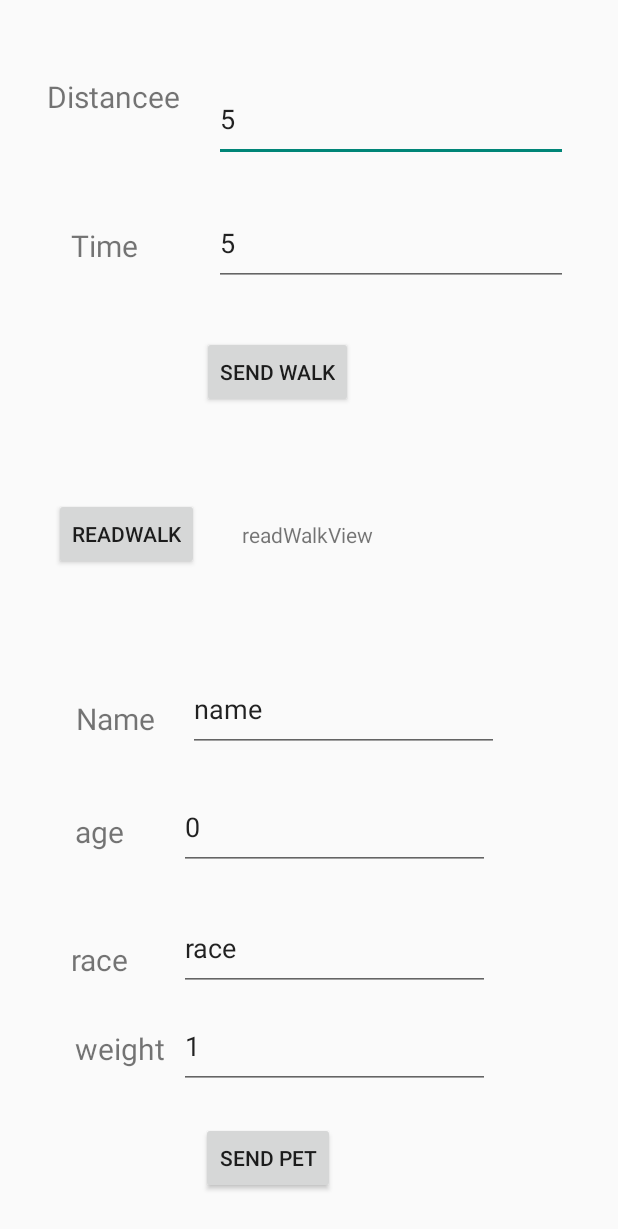
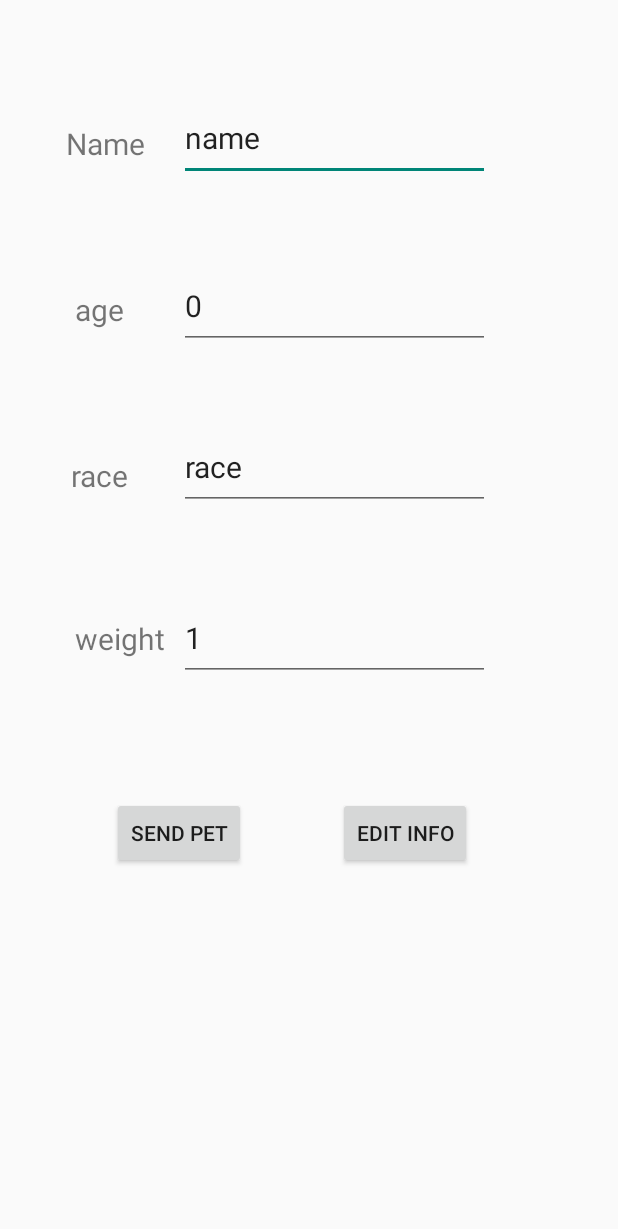
Before and after one commit to BartoszBzdega/SmartCollarProject, an Android app: the layout fragment_information_preview.xml on its own in the app's theme, with its tools: preview values and no code run, on a phone screen of 412 x 824 dp. Shown: the top 1229 px of the screen. Run offline under Robolectric (Android 15) with nearby library versions, the phone set to English and light mode, and no system bars.

Commit message:
reads pet data (except one field), shows it on information preview, send button disabled until edit button is clicked

```diff
--- a/app/src/main/java/com/adafruit/bluefruit/le/connect/app/InformationChart.java
+++ b/app/src/main/java/com/adafruit/bluefruit/le/connect/app/InformationChart.java
@@ -227,7 +227,7 @@ public class InformationChart extends ConnectedPeripheralFragment implements Uar
             chartTime.getData().notifyDataChanged();
             chartTime.notifyDataSetChanged();
         }else {
-            set1 = new BarDataSet(values, "The year 2017");
+            set1 = new BarDataSet(values, "");
             set1.setDrawIcons(false);
             Context context = getContext();
             int startColor1 = ContextCompat.getColor(context, android.R.color.holo_orange_light);
--- a/app/src/main/res/layout/fragment_information_preview.xml
+++ b/app/src/main/res/layout/fragment_information_preview.xml
@@ -5,18 +5,48 @@
     android:layout_width="match_parent"
     android:layout_height="match_parent">
 
-    <TextView
-        android:id="@+id/textView7"
-        android:layout_width="wrap_content"
-        android:layout_height="wrap_content"
-        android:text="Distancee"
+    <EditText
+        android:id="@+id/editTextName"
+        android:layout_width="207dp"
+        android:layout_height="57dp"
+        android:ems="10"
+        android:inputType="text"
+        android:text="name"
         android:textSize="20sp"
         app:layout_constraintBottom_toBottomOf="parent"
         app:layout_constraintEnd_toEndOf="parent"
-        app:layout_constraintHorizontal_bias="0.096"
+        app:layout_constraintHorizontal_bias="0.583"
         app:layout_constraintStart_toStartOf="parent"
         app:layout_constraintTop_toTopOf="parent"
-        app:layout_constraintVertical_bias="0.064" />
+        app:layout_constraintVertical_bias="0.083" />
+
+    <TextView
+        android:id="@+id/textView2"
+        android:layout_width="wrap_content"
+        android:layout_height="wrap_content"
+        android:text="Name"
+        android:textSize="20sp"
+        app:layout_constraintBottom_toBottomOf="parent"
+        app:layout_constraintEnd_toEndOf="parent"
+        app:layout_constraintHorizontal_bias="0.123"
+        app:layout_constraintStart_toStartOf="parent"
+        app:layout_constraintTop_toTopOf="parent"
+        app:layout_constraintVertical_bias="0.103" />
+
+    <EditText
+        android:id="@+id/editTextRace"
+        android:layout_width="207dp"
+        android:layout_height="57dp"
+        android:ems="10"
+        android:inputType="text"
+        android:text="race"
+        android:textSize="20sp"
+        app:layout_constraintBottom_toBottomOf="parent"
+        app:layout_constraintEnd_toEndOf="parent"
+        app:layout_constraintHorizontal_bias="0.583"
+        app:layout_constraintStart_toStartOf="parent"
+        app:layout_constraintTop_toTopOf="parent"
+        app:layout_constraintVertical_bias="0.369" />
 
     <TextView
         android:id="@+id/textView6"
@@ -29,7 +59,22 @@
         app:layout_constraintHorizontal_bias="0.126"
         app:layout_constraintStart_toStartOf="parent"
         app:layout_constraintTop_toTopOf="parent"
-        app:layout_constraintVertical_bias="0.786" />
+        app:layout_constraintVertical_bias="0.381" />
+
+    <EditText
+        android:id="@+id/editTextWeight"
+        android:layout_width="207dp"
+        android:layout_height="57dp"
+        android:ems="10"
+        android:inputType="text"
+        android:text="1"
+        android:textSize="20sp"
+        app:layout_constraintBottom_toBottomOf="parent"
+        app:layout_constraintEnd_toEndOf="parent"
+        app:layout_constraintHorizontal_bias="0.583"
+        app:layout_constraintStart_toStartOf="parent"
+        app:layout_constraintTop_toTopOf="parent"
+        app:layout_constraintVertical_bias="0.517" />
 
     <TextView
         android:id="@+id/textView8"
@@ -42,7 +87,22 @@
         app:layout_constraintHorizontal_bias="0.142"
         app:layout_constraintStart_toStartOf="parent"
         app:layout_constraintTop_toTopOf="parent"
-        app:layout_constraintVertical_bias="0.86" />
+        app:layout_constraintVertical_bias="0.517" />
+
+    <EditText
+        android:id="@+id/editTextAge"
+        android:layout_width="207dp"
+        android:layout_height="57dp"
+        android:ems="10"
+        android:inputType="text"
+        android:text="0"
+        android:textSize="20sp"
+        app:layout_constraintBottom_toBottomOf="parent"
+        app:layout_constraintEnd_toEndOf="parent"
+        app:layout_constraintHorizontal_bias="0.583"
+        app:layout_constraintStart_toStartOf="parent"
+        app:layout_constraintTop_toTopOf="parent"
+        app:layout_constraintVertical_bias="0.229" />
 
     <TextView
         android:id="@+id/textView5"
@@ -55,129 +115,7 @@
         app:layout_constraintHorizontal_bias="0.132"
         app:layout_constraintStart_toStartOf="parent"
         app:layout_constraintTop_toTopOf="parent"
-        app:layout_constraintVertical_bias="0.679" />
-
-    <TextView
-        android:id="@+id/textView2"
-        android:layout_width="wrap_content"
-        android:layout_height="wrap_content"
-        android:text="Name"
-        android:textSize="20sp"
-        app:layout_constraintBottom_toBottomOf="parent"
-        app:layout_constraintEnd_toEndOf="parent"
-        app:layout_constraintHorizontal_bias="0.141"
-        app:layout_constraintStart_toStartOf="parent"
-        app:layout_constraintTop_toTopOf="parent"
-        app:layout_constraintVertical_bias="0.584" />
-
-    <TextView
-        android:id="@+id/textView4"
-        android:layout_width="wrap_content"
-        android:layout_height="wrap_content"
-        android:text="Time"
-        android:textSize="20sp"
-        app:layout_constraintBottom_toBottomOf="parent"
-        app:layout_constraintEnd_toEndOf="parent"
-        app:layout_constraintHorizontal_bias="0.128"
-        app:layout_constraintStart_toStartOf="parent"
-        app:layout_constraintTop_toTopOf="parent"
-        app:layout_constraintVertical_bias="0.188" />
-
-    <EditText
-        android:id="@+id/editTextDistance"
-        android:layout_width="236dp"
-        android:layout_height="57dp"
-        android:ems="10"
-        android:inputType="text"
-        android:text="5"
-        app:layout_constraintBottom_toBottomOf="parent"
-        app:layout_constraintEnd_toEndOf="parent"
-        app:layout_constraintHorizontal_bias="0.811"
-        app:layout_constraintStart_toStartOf="parent"
-        app:layout_constraintTop_toTopOf="parent"
-        app:layout_constraintVertical_bias="0.066" />
-
-    <EditText
-        android:id="@+id/editTextTime"
-        android:layout_width="236dp"
-        android:layout_height="57dp"
-        android:ems="10"
-        android:inputType="text"
-        android:text="5"
-        app:layout_constraintBottom_toBottomOf="parent"
-        app:layout_constraintEnd_toEndOf="parent"
-        app:layout_constraintHorizontal_bias="0.811"
-        app:layout_constraintStart_toStartOf="parent"
-        app:layout_constraintTop_toTopOf="parent"
-        app:layout_constraintVertical_bias="0.174" />
-
-    <EditText
-        android:id="@+id/editTextName"
-        android:layout_width="207dp"
-        android:layout_height="57dp"
-        android:ems="10"
-        android:inputType="text"
-        android:text="name"
-        app:layout_constraintBottom_toBottomOf="parent"
-        app:layout_constraintEnd_toEndOf="parent"
-        app:layout_constraintHorizontal_bias="0.612"
-        app:layout_constraintStart_toStartOf="parent"
-        app:layout_constraintTop_toTopOf="parent"
-        app:layout_constraintVertical_bias="0.579" />
-
-    <EditText
-        android:id="@+id/editTextRace"
-        android:layout_width="207dp"
-        android:layout_height="57dp"
-        android:ems="10"
-        android:inputType="text"
-        android:text="race"
-        app:layout_constraintBottom_toBottomOf="parent"
-        app:layout_constraintEnd_toEndOf="parent"
-        app:layout_constraintHorizontal_bias="0.583"
-        app:layout_constraintStart_toStartOf="parent"
-        app:layout_constraintTop_toTopOf="parent"
-        app:layout_constraintVertical_bias="0.787" />
-
-    <EditText
-        android:id="@+id/editTextWeight"
-        android:layout_width="207dp"
-        android:layout_height="57dp"
-        android:ems="10"
-        android:inputType="text"
-        android:text="1"
-        app:layout_constraintBottom_toBottomOf="parent"
-        app:layout_constraintEnd_toEndOf="parent"
-        app:layout_constraintHorizontal_bias="0.583"
-        app:layout_constraintStart_toStartOf="parent"
-        app:layout_constraintTop_toTopOf="parent"
-        app:layout_constraintVertical_bias="0.872" />
-
-    <EditText
-        android:id="@+id/editTextAge"
-        android:layout_width="207dp"
-        android:layout_height="57dp"
-        android:ems="10"
-        android:inputType="text"
-        android:text="0"
-        app:layout_constraintBottom_toBottomOf="parent"
-        app:layout_constraintEnd_toEndOf="parent"
-        app:layout_constraintHorizontal_bias="0.583"
-        app:layout_constraintStart_toStartOf="parent"
-        app:layout_constraintTop_toTopOf="parent"
-        app:layout_constraintVertical_bias="0.682" />
-
-    <Button
-        android:id="@+id/buttonWalk"
-        android:layout_width="wrap_content"
-        android:layout_height="wrap_content"
-        android:text="send Walk"
-        app:layout_constraintBottom_toBottomOf="parent"
-        app:layout_constraintEnd_toEndOf="parent"
-        app:layout_constraintHorizontal_bias="0.432"
-        app:layout_constraintStart_toStartOf="parent"
-        app:layout_constraintTop_toTopOf="parent"
-        app:layout_constraintVertical_bias="0.289" />
+        app:layout_constraintVertical_bias="0.242" />
 
     <Button
         android:id="@+id/buttonPet"
@@ -186,34 +124,22 @@
         android:text="Send Pet"
         app:layout_constraintBottom_toBottomOf="parent"
         app:layout_constraintEnd_toEndOf="parent"
-        app:layout_constraintHorizontal_bias="0.416"
+        app:layout_constraintHorizontal_bias="0.232"
         app:layout_constraintStart_toStartOf="parent"
         app:layout_constraintTop_toTopOf="parent"
-        app:layout_constraintVertical_bias="0.964" />
+        app:layout_constraintVertical_bias="0.685" />
 
     <Button
-        android:id="@+id/buttonReadWalk"
+        android:id="@+id/buttonEditPet"
         android:layout_width="wrap_content"
         android:layout_height="wrap_content"
-        android:text="readWalk"
+        android:text="Edit info"
         app:layout_constraintBottom_toBottomOf="parent"
         app:layout_constraintEnd_toEndOf="parent"
-        app:layout_constraintHorizontal_bias="0.114"
+        app:layout_constraintHorizontal_bias="0.699"
         app:layout_constraintStart_toStartOf="parent"
         app:layout_constraintTop_toTopOf="parent"
-        app:layout_constraintVertical_bias="0.428" />
-
-    <TextView
-        android:id="@+id/readWalkView"
-        android:layout_width="wrap_content"
-        android:layout_height="wrap_content"
-        android:text="readWalkView"
-        app:layout_constraintBottom_toBottomOf="parent"
-        app:layout_constraintEnd_toEndOf="parent"
-        app:layout_constraintHorizontal_bias="0.498"
-        app:layout_constraintStart_toStartOf="parent"
-        app:layout_constraintTop_toTopOf="parent"
-        app:layout_constraintVertical_bias="0.431" />
+        app:layout_constraintVertical_bias="0.685" />
 
 
 </androidx.constraintlayout.widget.ConstraintLayout>
```
Also changed, not shown: app/src/main/java/com/adafruit/bluefruit/le/connect/app/DataStorage.java (+51 -20 lines), app/src/main/java/com/adafruit/bluefruit/le/connect/app/InformationPreview.java (+36 -38 lines).
